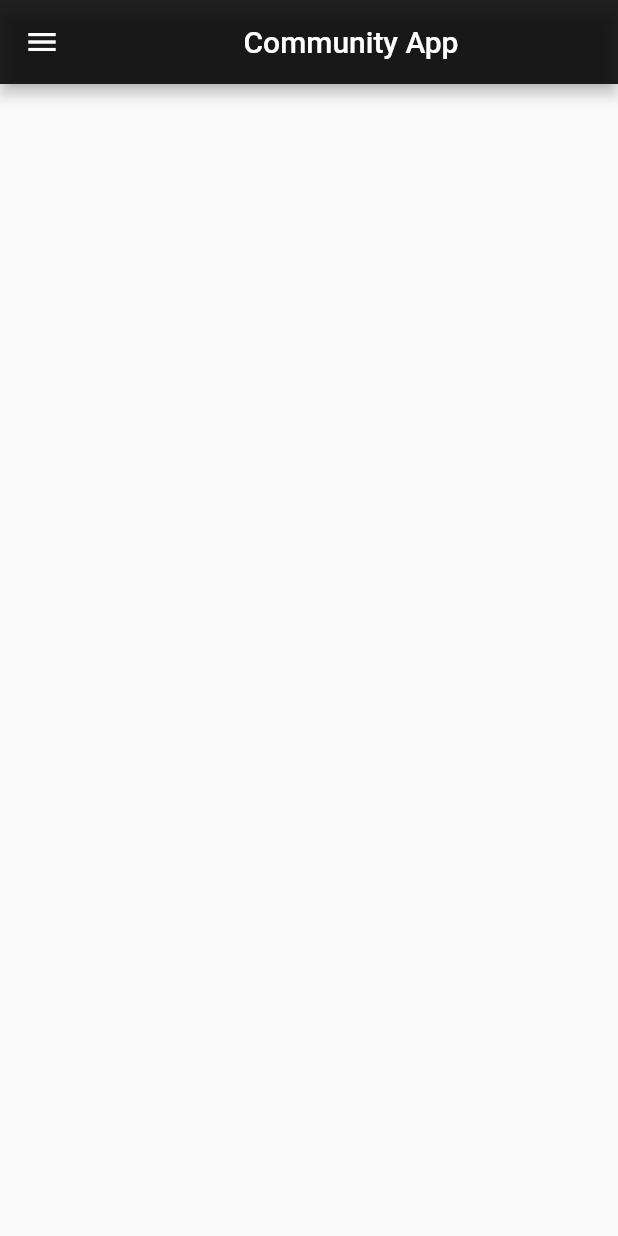
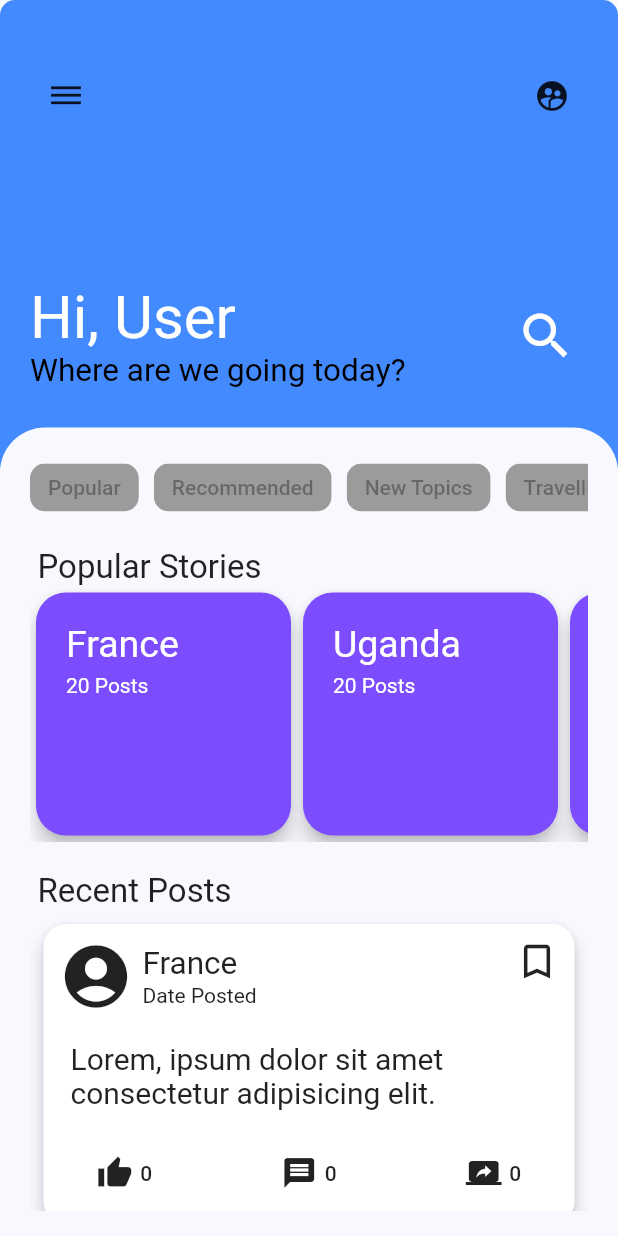
Before and after one commit to vitthal-inani/community_app, a Flutter app: the screen it shows after launch, on a phone screen of 412 x 824 dp. Run offline on Flutter 3.47's test engine with Material 2 defaults, Android fonts, the phone set to English and light mode, and no system bars.

Commit message:
homepage

```diff
--- a/lib/homepage.dart
+++ b/lib/homepage.dart
@@ -0,0 +1,336 @@
+import 'package:community_app/Login.dart';
+import 'package:flutter/cupertino.dart';
+import 'package:flutter/material.dart';
+import 'package:animations/animations.dart';
+import 'dart:math';
+
+class homePage extends StatefulWidget {
+  @override
+  _homePageState createState() => _homePageState();
+}
+
+class _homePageState extends State<homePage> {
+  bool isSelected = false;
+  List<String> _tags = ["Popular", "Recommended", "New Topics", "Travelling"];
+  List<String> _countries = ["France", "Uganda", "Italy", "Japan"];
+  bool _search = false;
+
+  @override
+  Widget build(BuildContext context) {
+    return Scaffold(
+      resizeToAvoidBottomInset: true,
+      resizeToAvoidBottomPadding: true,
+      body: Stack(
+        children: <Widget>[
+          Container(
+              alignment: Alignment.topLeft,
+              height: 320,
+              decoration: BoxDecoration(
+                borderRadius: BorderRadius.all(Radius.circular(10)),
+                color: Colors.blueAccent,
+              ),
+              child: Padding(
+                padding:
+                    EdgeInsets.only(top: 40, left: 20, right: 20, bottom: 60),
+                child: Column(
+                  mainAxisAlignment: MainAxisAlignment.spaceBetween,
+                  children: <Widget>[
+                    Row(
+                      mainAxisAlignment: MainAxisAlignment.spaceBetween,
+                      children: <Widget>[
+                        IconButton(
+                          onPressed: () {},
+                          icon: Icon(Icons.dehaze),
+                        ),
+                        IconButton(
+                          icon: Icon(Icons.supervised_user_circle),
+                          onPressed: () {
+                            Navigator.push(
+                              context,
+                              MaterialPageRoute(
+                                  builder: (context) => PageTransitionSwitcher(
+                                        transitionBuilder: (Widget child,
+                                            Animation<double> animation,
+                                            Animation<double>
+                                                secondaryAnimation) {
+                                          return SharedAxisTransition(
+                                            animation: animation,
+                                            secondaryAnimation:
+                                                secondaryAnimation,
+                                            child: child,
+                                            transitionType:
+                                                SharedAxisTransitionType
+                                                    .horizontal,
+                                          );
+                                        },
+                                        child: Login(),
+                                      )),
+                            );
+                          },
+                        ),
+                      ],
+                    ),
+                    Row(
+                      mainAxisAlignment: MainAxisAlignment.spaceBetween,
+                      children: <Widget>[
+                        Column(
+                          crossAxisAlignment: CrossAxisAlignment.start,
+                          children: <Widget>[
+                            Text(
+                              "Hi, User",
+                              style: TextStyle(
+                                fontSize: 40,
+                                color: Colors.white,
+                              ),
+                            ),
+                            Text(
+                              "Where are we going today?",
+                              style:
+                                  TextStyle(color: Colors.black, fontSize: 21),
+                            )
+                          ],
+                        ),
+                        IconButton(
+                          icon: Icon(Icons.search),
+                          color: Colors.white,
+                          iconSize: 40,
+                          onPressed: () {
+                            setState(() {
+                              _search = true;
+                            });
+                          },
+                        )
+                      ],
+                    )
+                  ],
+                ),
+              )),
+          Transform.translate(
+            offset: Offset(0.0, 285.0),
+            child: Container(
+              alignment: Alignment.center,
+              decoration: BoxDecoration(
+                  color: Color(0xffF8F8FF),
+                  borderRadius: BorderRadius.all(Radius.circular(30))),
+              child: Padding(
+                padding: EdgeInsets.all(20),
+                child: Column(
+                  mainAxisAlignment: MainAxisAlignment.start,
+                  crossAxisAlignment: CrossAxisAlignment.start,
+                  children: <Widget>[
+                    Container(
+                      alignment: Alignment.topCenter,
+                      height: 40,
+                      child: ListView.builder(
+                        scrollDirection: Axis.horizontal,
+                        itemCount: _tags.length,
+                        itemBuilder: (context, index) {
+                          return Row(
+                            children: <Widget>[
+                              Container(
+                                margin: EdgeInsets.only(right: 10),
+                                child: ChoiceChip(
+                                  label: Text(_tags[index]),
+                                  selected: false,
+                                  shape: RoundedRectangleBorder(
+                                      borderRadius: BorderRadius.all(
+                                          Radius.circular(10))),
+                                ),
+                              ),
+                            ],
+                          );
+                        },
+                      ),
+                    ),
+                    Padding(
+                      padding: EdgeInsets.only(top: 20, left: 5),
+                      child: Text(
+                        "Popular Stories",
+                        textAlign: TextAlign.left,
+                        style: TextStyle(fontSize: 22),
+                      ),
+                    ),
+                    Container(
+                      height: 170,
+                      alignment: Alignment.topCenter,
+                      child: ListView.builder(
+                          scrollDirection: Axis.horizontal,
+                          itemCount: _countries.length,
+                          itemBuilder: (context, index) {
+                            return Card(
+                              shape: RoundedRectangleBorder(
+                                  borderRadius:
+                                      BorderRadius.all(Radius.circular(20))),
+                              color: Colors.deepPurpleAccent,
+                              elevation: 5.00,
+                              child: Container(
+                                height: 150,
+                                width: 170,
+                                child: Padding(
+                                  padding: EdgeInsets.all(20),
+                                  child: Column(
+                                    crossAxisAlignment:
+                                        CrossAxisAlignment.start,
+                                    children: <Widget>[
+                                      Text(
+                                        _countries[index],
+                                        style: TextStyle(
+                                            fontSize: 25, color: Colors.white),
+                                      ),
+                                      Padding(
+                                        padding: EdgeInsets.only(top: 5),
+                                      ),
+                                      Text(
+                                        (Random().nextInt(100)).toString() +
+                                            " Posts",
+                                        style: TextStyle(color: Colors.white),
+                                      ),
+                                    ],
+                                  ),
+                                ),
+                              ),
+                            );
+                          }),
+                    ),
+                    Padding(
+                      padding: EdgeInsets.only(top: 20, left: 5),
+                      child: Text(
+                        "Recent Posts",
+                        textAlign: TextAlign.left,
+                        style: TextStyle(fontSize: 22),
+                      ),
+                    ),
+                    Container(
+                      height: 200,
+                      alignment: Alignment.topLeft,
+                      child: ListView.builder(
+                          padding: EdgeInsets.all(5),
+                          itemCount: _countries.length,
+                          itemBuilder: (context, index) {
+                            return Container(
+                              child: Card(
+                                  elevation: 5,
+                                  color: Colors.white,
+                                  shape: RoundedRectangleBorder(
+                                      borderRadius: BorderRadius.all(
+                                          Radius.circular(15))),
+                                  child: Container(
+                                    height: 200,
+                                    child: Padding(
+                                      padding: const EdgeInsets.all(10.0),
+                                      child: Column(
+                                        crossAxisAlignment:
+                                            CrossAxisAlignment.start,
+                                        mainAxisAlignment:
+                                            MainAxisAlignment.spaceBetween,
+                                        children: <Widget>[
+                                          Row(
+                                            crossAxisAlignment:
+                                                CrossAxisAlignment.start,
+                                            mainAxisAlignment:
+                                                MainAxisAlignment.spaceBetween,
+                                            children: <Widget>[
+                                              Row(
+                                                children: <Widget>[
+                                                  Icon(
+                                                    Icons.account_circle,
+                                                    size: 50,
+                                                  ),
+                                                  Padding(
+                                                    padding:
+                                                        const EdgeInsets.only(
+                                                            left: 6),
+                                                    child: Column(
+                                                      crossAxisAlignment:
+                                                          CrossAxisAlignment
+                                                              .start,
+                                                      children: <Widget>[
+                                                        Text(
+                                                          _countries[index],
+                                                          style: TextStyle(
+                                                              fontSize: 21),
+                                                        ),
+                                                        Text("Date Posted"),
+                                                      ],
+                                                    ),
+                                                  ),
+                                                ],
+                                              ),
+                                              Icon(
+                                                Icons.bookmark_border,
+                                                size: 30,
+                                              )
+                                            ],
+                                          ),
+                                          Padding(
+                                            padding: const EdgeInsets.all(8.0),
+                                            child: Text(
+                                              "Lorem, ipsum dolor sit amet consectetur adipisicing elit. ",
+                                              style: TextStyle(fontSize: 20),
+                                            ),
+                                          ),
+                                          Row(
+                                            mainAxisAlignment:
+                                                MainAxisAlignment.spaceBetween,
+                                            children: <Widget>[
+                                              FlatButton(
+                                                onPressed: () {},
+                                                child: Row(
+                                                  children: <Widget>[
+                                                    Icon(Icons.thumb_up),
+                                                    SizedBox(
+                                                      width: 5,
+                                                    ),
+                                                    Text(Random()
+                                                        .nextInt(10)
+                                                        .toString()),
+                                                  ],
+                                                ),
+                                              ),
+                                              FlatButton(
+                                                onPressed: () {},
+                                                child: Row(
+                                                  children: <Widget>[
+                                                    Icon(Icons.message),
+                                                    SizedBox(
+                                                      width: 5,
+                                                    ),
+                                                    Text(Random()
+                                                        .nextInt(10)
+                                                        .toString()),
+                                                  ],
+                                                ),
+                                              ),
+                                              FlatButton(
+                                                onPressed: () {},
+                                                child: Row(
+                                                  children: <Widget>[
+                                                    Icon(Icons.screen_share),
+                                                    SizedBox(
+                                                      width: 5,
+                                                    ),
+                                                    Text(Random()
+                                                        .nextInt(10)
+                                                        .toString()),
+                                                  ],
+                                                ),
+                                              )
+                                            ],
+                                          ),
+                                        ],
+                                      ),
+                                    ),
+                                  )),
+                            );
+                          }),
+                    ),
+                  ],
+                ),
+              ),
+            ),
+          )
+        ],
+      ),
+    );
+  }
+}
--- a/lib/main.dart
+++ b/lib/main.dart
@@ -1,4 +1,7 @@
+import 'package:flutter/cupertino.dart';
 import 'package:flutter/material.dart';
+import 'package:community_app/Login.dart';
+import 'package:community_app/homepage.dart';
 
 void main() {
   runApp(
@@ -11,46 +14,10 @@ class MyApp extends StatefulWidget {
 }
 
 class MyAppState extends State<MyApp> {
-  List<String> _items = ["Item 1", "Item 2", "Item 3"];
-  final _listkey = GlobalKey<AnimatedListState>();
-
   @override
   Widget build(BuildContext context) {
-    return Scaffold(
-      appBar: AppBar(
-        backgroundColor: Colors.black87,
-        title: Center(child: Text("Community App")),
-      ),
-      body: Container(),
-      drawer: Drawer(
-        child: Container(
-          alignment: Alignment.center,
-          color: Color(0xff373737),
-          child: Column(
-            children: <Widget>[
-              Padding(
-                padding: EdgeInsets.only(top: 80),
-              ),
-              SizedBox(
-                  height: 70,
-                  child: Image(
-                    image: AssetImage(
-                        'assets/images/user-sign-illustration-vector-white-drawing_csp48576098.jpg'),
-                  )),
-              Padding(padding: EdgeInsets.only(top: 10)),
-              InkWell(
-                onTap: () {
-                  print("Login");
-                },
-                child: Text(
-                  "Log In / Sign Up",
-                  style: TextStyle(color: Colors.white, fontSize: 20),
-                ),
-              ),
-            ],
-          ),
-        ),
-      ),
+    return MaterialApp(
+      home: homePage(),
     );
   }
 }
--- a/pubspec.yaml
+++ b/pubspec.yaml
@@ -23,6 +23,8 @@ dependencies:
   # The following adds the Cupertino Icons font to your application.
   # Use with the CupertinoIcons class for iOS style icons.
   cupertino_icons: ^0.1.2
+  keyboard_visibility: ^0.5.2
+  animations: ^1.0.0+5
 
 dev_dependencies:
   flutter_test:
```
Also changed, not shown: lib/Login.dart (+137 -0 lines), pubspec.lock.
